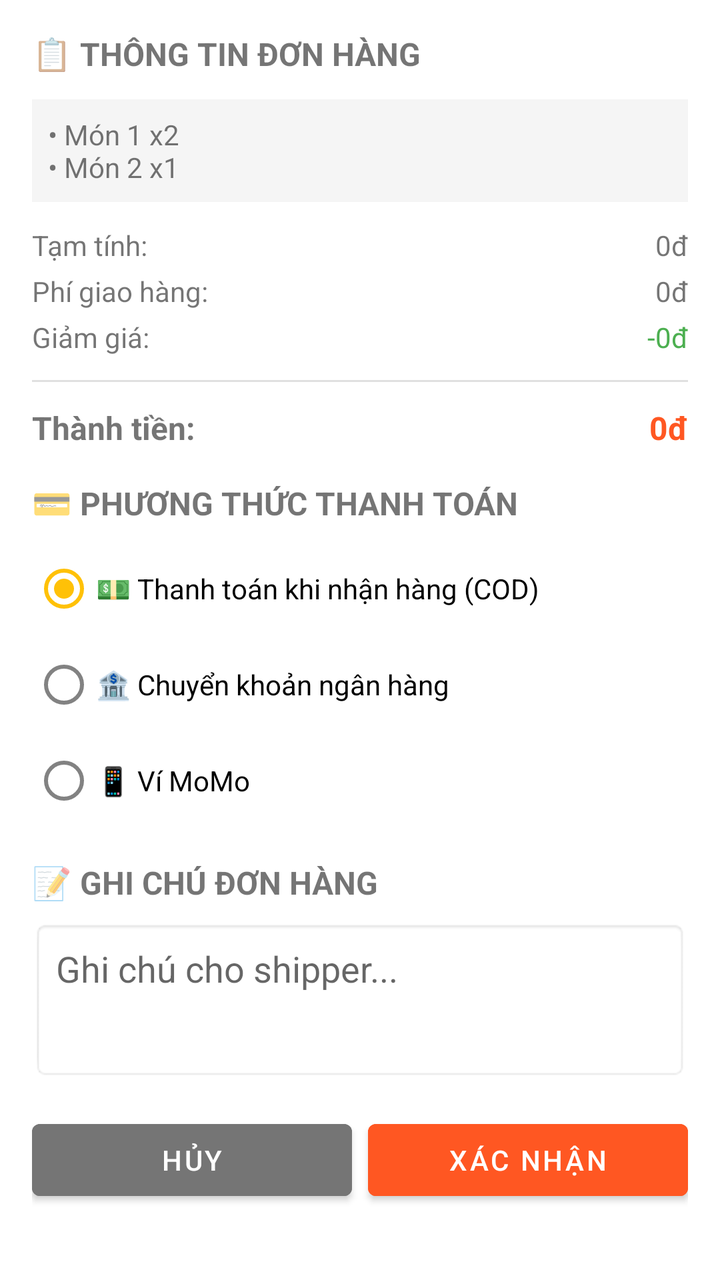
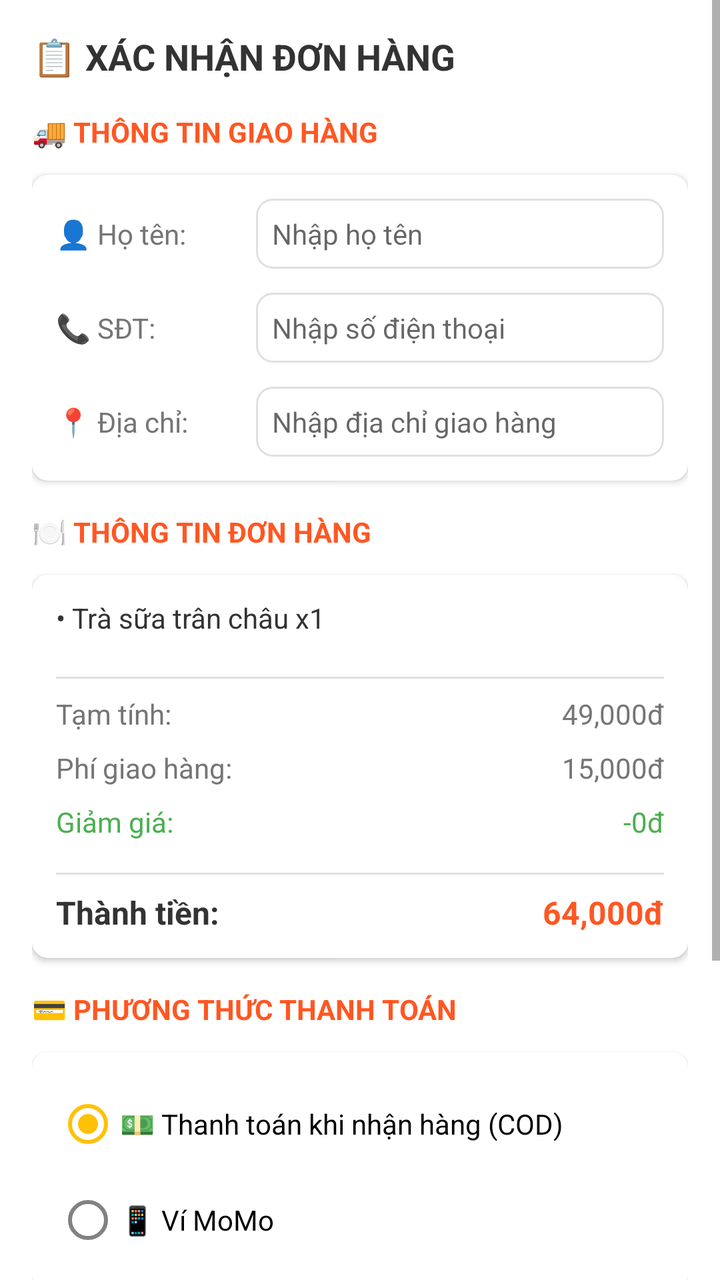

An Android layout rendered at two revisions. The XML below is the earlier revision; the diff shows what the commit changed to produce the second picture.
<!-- AndroidManifest.xml: application theme Theme.FoodOrder -->
<!-- res/layout/dialog_checkout.xml -->
<?xml version="1.0" encoding="utf-8"?>
<ScrollView xmlns:android="http://schemas.android.com/apk/res/android"
    android:layout_width="match_parent"
    android:layout_height="wrap_content">

    <LinearLayout
        android:layout_width="match_parent"
        android:layout_height="wrap_content"
        android:orientation="vertical"
        android:padding="16dp">

        <TextView
            android:layout_width="wrap_content"
            android:layout_height="wrap_content"
            android:text="📋 THÔNG TIN ĐƠN HÀNG"
            android:textSize="16sp"
            android:textStyle="bold"
            android:layout_marginBottom="12dp" />

        <TextView
            android:id="@+id/tvOrderItems"
            android:layout_width="match_parent"
            android:layout_height="wrap_content"
            android:text="• Món 1 x2\n• Món 2 x1"
            android:textSize="14sp"
            android:padding="8dp"
            android:background="#F5F5F5" />

        <LinearLayout
            android:layout_width="match_parent"
            android:layout_height="wrap_content"
            android:orientation="horizontal"
            android:layout_marginTop="12dp">

            <TextView
                android:layout_width="0dp"
                android:layout_weight="1"
                android:layout_height="wrap_content"
                android:text="Tạm tính:" />

            <TextView
                android:id="@+id/tvOrderSubtotal"
                android:layout_width="wrap_content"
                android:layout_height="wrap_content"
                android:text="0đ" />

        </LinearLayout>

        <LinearLayout
            android:layout_width="match_parent"
            android:layout_height="wrap_content"
            android:orientation="horizontal"
            android:layout_marginTop="4dp">

            <TextView
                android:layout_width="0dp"
                android:layout_weight="1"
                android:layout_height="wrap_content"
                android:text="Phí giao hàng:" />

            <TextView
                android:id="@+id/tvOrderDelivery"
                android:layout_width="wrap_content"
                android:layout_height="wrap_content"
                android:text="0đ" />

        </LinearLayout>

        <LinearLayout
            android:layout_width="match_parent"
            android:layout_height="wrap_content"
            android:orientation="horizontal"
            android:layout_marginTop="4dp">

            <TextView
                android:layout_width="0dp"
                android:layout_weight="1"
                android:layout_height="wrap_content"
                android:text="Giảm giá:" />

            <TextView
                android:id="@+id/tvOrderDiscount"
                android:layout_width="wrap_content"
                android:layout_height="wrap_content"
                android:text="-0đ"
                android:textColor="#4CAF50" />

        </LinearLayout>

        <View
            android:layout_width="match_parent"
            android:layout_height="1dp"
            android:background="#E0E0E0"
            android:layout_marginVertical="12dp" />

        <LinearLayout
            android:layout_width="match_parent"
            android:layout_height="wrap_content"
            android:orientation="horizontal">

            <TextView
                android:layout_width="0dp"
                android:layout_weight="1"
                android:layout_height="wrap_content"
                android:text="Thành tiền:"
                android:textSize="16sp"
                android:textStyle="bold" />

            <TextView
                android:id="@+id/tvOrderTotal"
                android:layout_width="wrap_content"
                android:layout_height="wrap_content"
                android:text="0đ"
                android:textSize="16sp"
                android:textStyle="bold"
                android:textColor="#FF5722" />

        </LinearLayout>

        <TextView
            android:layout_width="wrap_content"
            android:layout_height="wrap_content"
            android:text="💳 PHƯƠNG THỨC THANH TOÁN"
            android:textSize="16sp"
            android:textStyle="bold"
            android:layout_marginTop="16dp"
            android:layout_marginBottom="8dp" />

        <RadioGroup
            android:id="@+id/rgPayment"
            android:layout_width="match_parent"
            android:layout_height="wrap_content">

            <RadioButton
                android:id="@+id/rbCOD"
                android:layout_width="wrap_content"
                android:layout_height="wrap_content"
                android:text="💵 Thanh toán khi nhận hàng (COD)"
                android:checked="true" />

            <RadioButton
                android:id="@+id/rbBanking"
                android:layout_width="wrap_content"
                android:layout_height="wrap_content"
                android:text="🏦 Chuyển khoản ngân hàng" />

            <RadioButton
                android:id="@+id/rbMomo"
                android:layout_width="wrap_content"
                android:layout_height="wrap_content"
                android:text="📱 Ví MoMo" />

        </RadioGroup>

        <TextView
            android:layout_width="wrap_content"
            android:layout_height="wrap_content"
            android:text="📝 GHI CHÚ ĐƠN HÀNG"
            android:textSize="16sp"
            android:textStyle="bold"
            android:layout_marginTop="16dp"
            android:layout_marginBottom="8dp" />

        <EditText
            android:id="@+id/etOrderNote"
            android:layout_width="match_parent"
            android:layout_height="wrap_content"
            android:hint="Ghi chú cho shipper..."
            android:minHeight="80dp"
            android:gravity="top"
            android:padding="12dp"
            android:background="@android:drawable/editbox_background" />

        <LinearLayout
            android:layout_width="match_parent"
            android:layout_height="wrap_content"
            android:orientation="horizontal"
            android:layout_marginTop="16dp">

            <Button
                android:id="@+id/btnCancelOrder"
                android:layout_width="0dp"
                android:layout_weight="1"
                android:layout_height="48dp"
                android:text="Hủy"
                android:backgroundTint="#757575"
                android:layout_marginEnd="8dp" />

            <Button
                android:id="@+id/btnConfirmOrder"
                android:layout_width="0dp"
                android:layout_weight="1"
                android:layout_height="48dp"
                android:text="Xác nhận"
                android:backgroundTint="#FF5722" />

        </LinearLayout>

    </LinearLayout>

</ScrollView>
<!-- resources referenced by this layout -->
<resources>
  <style name="Theme.FoodOrder" parent="Theme.MaterialComponents.DayNight.NoActionBar">
          
          <item name="colorPrimary">@color/primary_color</item>
          <item name="colorPrimaryVariant">@color/primary_dark</item>
          <item name="colorOnPrimary">@color/white</item>
  
          
          <item name="colorSecondary">@color/accent</item>
          <item name="colorSecondaryVariant">@color/teal_700</item>
          <item name="colorOnSecondary">@color/black</item>
  
          
          <item name="android:windowBackground">@color/background</item>
  
          
          <item name="colorSurface">@color/surface</item>
          <item name="colorOnSurface">@color/text_primary</item>
          <item name="colorError">#FF0000</item>
      </style>
  <color name="primary_color">#FF5722</color>
  <color name="primary_dark">#E64A19</color>
  <color name="white">#FFFFFFFF</color>
  <color name="accent">#FFC107</color>
  <color name="teal_700">#FF018786</color>
  <color name="black">#FF000000</color>
  <color name="background">#FFFFFF</color>
  <color name="surface">#F5F5F5</color>
  <color name="text_primary">#212121</color>
</resources>

<!-- the commit's change to res/layout/dialog_checkout.xml (unified diff, before → after) -->
@@ -1,5 +1,6 @@
 <?xml version="1.0" encoding="utf-8"?>
 <ScrollView xmlns:android="http://schemas.android.com/apk/res/android"
+    xmlns:app="http://schemas.android.com/apk/res-auto"
     android:layout_width="match_parent"
     android:layout_height="wrap_content">
 
@@ -9,190 +10,375 @@
         android:orientation="vertical"
         android:padding="16dp">
 
-        <TextView
-            android:layout_width="wrap_content"
-            android:layout_height="wrap_content"
-            android:text="📋 THÔNG TIN ĐƠN HÀNG"
-            android:textSize="16sp"
-            android:textStyle="bold"
+        
+        <TextView
+            android:layout_width="wrap_content"
+            android:layout_height="wrap_content"
+            android:text="📋 XÁC NHẬN ĐƠN HÀNG"
+            android:textSize="18sp"
+            android:textStyle="bold"
+            android:textColor="#333333"
+            android:layout_marginBottom="16dp" />
+
+        
+        <TextView
+            android:layout_width="wrap_content"
+            android:layout_height="wrap_content"
+            android:text="🚚 THÔNG TIN GIAO HÀNG"
+            android:textSize="14sp"
+            android:textStyle="bold"
+            android:textColor="#FF5722"
             android:layout_marginBottom="12dp" />
 
-        <TextView
-            android:id="@+id/tvOrderItems"
-            android:layout_width="match_parent"
-            android:layout_height="wrap_content"
-            android:text="• Món 1 x2\n• Món 2 x1"
+        <androidx.cardview.widget.CardView
+            android:layout_width="match_parent"
+            android:layout_height="wrap_content"
+            app:cardCornerRadius="8dp"
+            app:cardElevation="2dp"
+            android:layout_marginBottom="16dp">
+
+            <LinearLayout
+                android:layout_width="match_parent"
+                android:layout_height="wrap_content"
+                android:orientation="vertical"
+                android:padding="12dp">
+
+                
+                <LinearLayout
+                    android:layout_width="match_parent"
+                    android:layout_height="wrap_content"
+                    android:orientation="horizontal"
+                    android:layout_marginBottom="12dp">
+
+                    <TextView
+                        android:layout_width="100dp"
+                        android:layout_height="wrap_content"
+                        android:text="👤 Họ tên:"
+                        android:textSize="14sp"
+                        android:textColor="#757575" />
+
+                    <EditText
+                        android:id="@+id/etDeliveryName"
+                        android:layout_width="0dp"
+                        android:layout_height="wrap_content"
+                        android:layout_weight="1"
+                        android:hint="Nhập họ tên"
+                        android:textSize="14sp"
+                        android:background="@drawable/bg_edittext_border"
+                        android:padding="8dp" />
+
+                </LinearLayout>
+
+                
+                <LinearLayout
+                    android:layout_width="match_parent"
+                    android:layout_height="wrap_content"
+                    android:orientation="horizontal"
+                    android:layout_marginBottom="12dp">
+
+                    <TextView
+                        android:layout_width="100dp"
+                        android:layout_height="wrap_content"
+                        android:text="📞 SĐT:"
+                        android:textSize="14sp"
+                        android:textColor="#757575" />
+
+                    <EditText
+                        android:id="@+id/etDeliveryPhone"
+                        android:layout_width="0dp"
+                        android:layout_height="wrap_content"
+                        android:layout_weight="1"
+                        android:hint="Nhập số điện thoại"
+                        android:textSize="14sp"
+                        android:inputType="phone"
+                        android:background="@drawable/bg_edittext_border"
+                        android:padding="8dp" />
+
+                </LinearLayout>
+
+                
+                <LinearLayout
+                    android:layout_width="match_parent"
+                    android:layout_height="wrap_content"
+                    android:orientation="horizontal">
+
+                    <TextView
+                        android:layout_width="100dp"
+                        android:layout_height="wrap_content"
+                        android:text="📍 Địa chỉ:"
+                        android:textSize="14sp"
+                        android:textColor="#757575" />
+
+                    <EditText
+                        android:id="@+id/etDeliveryAddress"
+                        android:layout_width="0dp"
+                        android:layout_height="wrap_content"
+                        android:layout_weight="1"
+                        android:hint="Nhập địa chỉ giao hàng"
+                        android:textSize="14sp"
+                        android:background="@drawable/bg_edittext_border"
+                        android:padding="8dp" />
+
+                </LinearLayout>
+
+            </LinearLayout>
+
+        </androidx.cardview.widget.CardView>
+
+        
+        <TextView
+            android:layout_width="wrap_content"
+            android:layout_height="wrap_content"
+            android:text="🍽️ THÔNG TIN ĐƠN HÀNG"
             android:textSize="14sp"
-            android:padding="8dp"
-            android:background="#F5F5F5" />
-
+            android:textStyle="bold"
+            android:textColor="#FF5722"
+            android:layout_marginBottom="12dp" />
+
+        <androidx.cardview.widget.CardView
+            android:layout_width="match_parent"
+            android:layout_height="wrap_content"
+            app:cardCornerRadius="8dp"
+            app:cardElevation="2dp"
+            android:layout_marginBottom="16dp">
+
+            <LinearLayout
+                android:layout_width="match_parent"
+                android:layout_height="wrap_content"
+                android:orientation="vertical"
+                android:padding="12dp">
+
+                
+                <TextView
+                    android:id="@+id/tvOrderItems"
+                    android:layout_width="wrap_content"
+                    android:layout_height="wrap_content"
+                    android:text="• Trà sữa trân châu x1"
+                    android:textSize="14sp"
+                    android:textColor="#333333"
+                    android:layout_marginBottom="12dp" />
+
+                <View
+                    android:layout_width="match_parent"
+                    android:layout_height="1dp"
+                    android:background="#E0E0E0"
+                    android:layout_marginVertical="8dp" />
+
+                
+                <LinearLayout
+                    android:layout_width="match_parent"
+                    android:layout_height="wrap_content"
+                    android:orientation="horizontal"
+                    android:layout_marginBottom="8dp">
+
+                    <TextView
+                        android:layout_width="0dp"
+                        android:layout_height="wrap_content"
+                        android:layout_weight="1"
+                        android:text="Tạm tính:"
+                        android:textSize="14sp"
+                        android:textColor="#757575" />
+
+                    <TextView
+                        android:id="@+id/tvOrderSubtotal"
+                        android:layout_width="wrap_content"
+                        android:layout_height="wrap_content"
+                        android:text="49,000đ"
+                        android:textSize="14sp"
+                        android:textColor="#757575" />
+
+                </LinearLayout>
+
+                
+                <LinearLayout
+                    android:layout_width="match_parent"
+                    android:layout_height="wrap_content"
+                    android:orientation="horizontal"
+                    android:layout_marginBottom="8dp">
+
+                    <TextView
+                        android:layout_width="0dp"
+                        android:layout_height="wrap_content"
+                        android:layout_weight="1"
+                        android:text="Phí giao hàng:"
+                        android:textSize="14sp"
+                        android:textColor="#757575" />
+
+                    <TextView
+                        android:id="@+id/tvOrderDelivery"
+                        android:layout_width="wrap_content"
+                        android:layout_height="wrap_content"
+                        android:text="15,000đ"
+                        android:textSize="14sp"
+                        android:textColor="#757575" />
+
+                </LinearLayout>
+
+                
+                <LinearLayout
+                    android:layout_width="match_parent"
+                    android:layout_height="wrap_content"
+                    android:orientation="horizontal"
+                    android:layout_marginBottom="8dp">
+
+                    <TextView
+                        android:layout_width="0dp"
+                        android:layout_height="wrap_content"
+                        android:layout_weight="1"
+                        android:text="Giảm giá:"
+                        android:textSize="14sp"
+                        android:textColor="#4CAF50" />
+
+                    <TextView
+                        android:id="@+id/tvOrderDiscount"
+                        android:layout_width="wrap_content"
+                        android:layout_height="wrap_content"
+                        android:text="-0đ"
+                        android:textSize="14sp"
+                        android:textColor="#4CAF50" />
+
+                </LinearLayout>
+
+                <View
+                    android:layout_width="match_parent"
+                    android:layout_height="1dp"
+                    android:background="#E0E0E0"
+                    android:layout_marginVertical="8dp" />
+
+                
+                <LinearLayout
+                    android:layout_width="match_parent"
+                    android:layout_height="wrap_content"
+                    android:orientation="horizontal">
+
+                    <TextView
+                        android:layout_width="0dp"
+                        android:layout_height="wrap_content"
+                        android:layout_weight="1"
+                        android:text="Thành tiền:"
+                        android:textSize="16sp"
+                        android:textStyle="bold"
+                        android:textColor="#333333" />
+
+                    <TextView
+                        android:id="@+id/tvOrderTotal"
+                        android:layout_width="wrap_content"
+                        android:layout_height="wrap_content"
+                        android:text="64,000đ"
+                        android:textSize="16sp"
+                        android:textStyle="bold"
+                        android:textColor="#FF5722" />
+
+                </LinearLayout>
+
+            </LinearLayout>
+
+        </androidx.cardview.widget.CardView>
+
+        
+        <TextView
+            android:layout_width="wrap_content"
+            android:layout_height="wrap_content"
+            android:text="💳 PHƯƠNG THỨC THANH TOÁN"
+            android:textSize="14sp"
+            android:textStyle="bold"
+            android:textColor="#FF5722"
+            android:layout_marginBottom="12dp" />
+
+        <androidx.cardview.widget.CardView
+            android:layout_width="match_parent"
+            android:layout_height="wrap_content"
+            app:cardCornerRadius="8dp"
+            app:cardElevation="2dp"
+            android:layout_marginBottom="16dp">
+
+            <RadioGroup
+                android:id="@+id/rgPayment"
+                android:layout_width="match_parent"
+                android:layout_height="wrap_content"
+                android:padding="12dp">
+
+                
+                <RadioButton
+                    android:id="@+id/rbCOD"
+                    android:layout_width="match_parent"
+                    android:layout_height="48dp"
+                    android:text="💵 Thanh toán khi nhận hàng (COD)"
+                    android:textSize="14sp"
+                    android:checked="true" />
+
+                <RadioButton
+                    android:id="@+id/rbMomo"
+                    android:layout_width="match_parent"
+                    android:layout_height="48dp"
+                    android:text="📱 Ví MoMo"
+                    android:textSize="14sp" />
+
+            </RadioGroup>
+
+        </androidx.cardview.widget.CardView>
+
+        
+        <TextView
+            android:layout_width="wrap_content"
+            android:layout_height="wrap_content"
+            android:text="📝 GHI CHÚ ĐƠN HÀNG"
+            android:textSize="14sp"
+            android:textStyle="bold"
+            android:textColor="#FF5722"
+            android:layout_marginBottom="12dp" />
+
+        <androidx.cardview.widget.CardView
+            android:layout_width="match_parent"
+            android:layout_height="wrap_content"
+            app:cardCornerRadius="8dp"
+            app:cardElevation="2dp"
+            android:layout_marginBottom="16dp">
+
+            <EditText
+                android:id="@+id/etOrderNote"
+                android:layout_width="match_parent"
+                android:layout_height="wrap_content"
+                android:hint="Ghi chú cho shipper..."
+                android:textSize="14sp"
+                android:minHeight="80dp"
+                android:gravity="top"
+                android:padding="12dp"
+                android:background="@android:color/transparent" />
+
+        </androidx.cardview.widget.CardView>
+
+        
         <LinearLayout
             android:layout_width="match_parent"
             android:layout_height="wrap_content"
-            android:orientation="horizontal"
-            android:layout_marginTop="12dp">
-
-            <TextView
-                android:layout_width="0dp"
-                android:layout_weight="1"
-                android:layout_height="wrap_content"
-                android:text="Tạm tính:" />
-
-            <TextView
-                android:id="@+id/tvOrderSubtotal"
-                android:layout_width="wrap_content"
-                android:layout_height="wrap_content"
-                android:text="0đ" />
-
-        </LinearLayout>
-
-        <LinearLayout
-            android:layout_width="match_parent"
-            android:layout_height="wrap_content"
-            android:orientation="horizontal"
-            android:layout_marginTop="4dp">
-
-            <TextView
-                android:layout_width="0dp"
-                android:layout_weight="1"
-                android:layout_height="wrap_content"
-                android:text="Phí giao hàng:" />
-
-            <TextView
-                android:id="@+id/tvOrderDelivery"
-                android:layout_width="wrap_content"
-                android:layout_height="wrap_content"
-                android:text="0đ" />
-
-        </LinearLayout>
-
-        <LinearLayout
-            android:layout_width="match_parent"
-            android:layout_height="wrap_content"
-            android:orientation="horizontal"
-            android:layout_marginTop="4dp">
-
-            <TextView
-                android:layout_width="0dp"
-                android:layout_weight="1"
-                android:layout_height="wrap_content"
-                android:text="Giảm giá:" />
-
-            <TextView
-                android:id="@+id/tvOrderDiscount"
-                android:layout_width="wrap_content"
-                android:layout_height="wrap_content"
-                android:text="-0đ"
-                android:textColor="#4CAF50" />
-
-        </LinearLayout>
-
-        <View
-            android:layout_width="match_parent"
-            android:layout_height="1dp"
-            android:background="#E0E0E0"
-            android:layout_marginVertical="12dp" />
-
-        <LinearLayout
-            android:layout_width="match_parent"
-            android:layout_height="wrap_content"
             android:orientation="horizontal">
-
-            <TextView
-                android:layout_width="0dp"
-                android:layout_weight="1"
-                android:layout_height="wrap_content"
-                android:text="Thành tiền:"
-                android:textSize="16sp"
-                android:textStyle="bold" />
-
-            <TextView
-                android:id="@+id/tvOrderTotal"
-                android:layout_width="wrap_content"
-                android:layout_height="wrap_content"
-                android:text="0đ"
-                android:textSize="16sp"
-                android:textStyle="bold"
-                android:textColor="#FF5722" />
-
-        </LinearLayout>
-
-        <TextView
-            android:layout_width="wrap_content"
-            android:layout_height="wrap_content"
-            android:text="💳 PHƯƠNG THỨC THANH TOÁN"
-            android:textSize="16sp"
-            android:textStyle="bold"
-            android:layout_marginTop="16dp"
-            android:layout_marginBottom="8dp" />
-
-        <RadioGroup
-            android:id="@+id/rgPayment"
-            android:layout_width="match_parent"
-            android:layout_height="wrap_content">
-
-            <RadioButton
-                android:id="@+id/rbCOD"
-                android:layout_width="wrap_content"
-                android:layout_height="wrap_content"
-                android:text="💵 Thanh toán khi nhận hàng (COD)"
-                android:checked="true" />
-
-            <RadioButton
-                android:id="@+id/rbBanking"
-                android:layout_width="wrap_content"
-                android:layout_height="wrap_content"
-                android:text="🏦 Chuyển khoản ngân hàng" />
-
-            <RadioButton
-                android:id="@+id/rbMomo"
-                android:layout_width="wrap_content"
-                android:layout_height="wrap_content"
-                android:text="📱 Ví MoMo" />
-
-        </RadioGroup>
-
-        <TextView
-            android:layout_width="wrap_content"
-            android:layout_height="wrap_content"
-            android:text="📝 GHI CHÚ ĐƠN HÀNG"
-            android:textSize="16sp"
-            android:textStyle="bold"
-            android:layout_marginTop="16dp"
-            android:layout_marginBottom="8dp" />
-
-        <EditText
-            android:id="@+id/etOrderNote"
-            android:layout_width="match_parent"
-            android:layout_height="wrap_content"
-            android:hint="Ghi chú cho shipper..."
-            android:minHeight="80dp"
-            android:gravity="top"
-            android:padding="12dp"
-            android:background="@android:drawable/editbox_background" />
-
-        <LinearLayout
-            android:layout_width="match_parent"
-            android:layout_height="wrap_content"
-            android:orientation="horizontal"
-            android:layout_marginTop="16dp">
 
             <Button
                 android:id="@+id/btnCancelOrder"
                 android:layout_width="0dp"
+                android:layout_height="48dp"
                 android:layout_weight="1"
-                android:layout_height="48dp"
-                android:text="Hủy"
-                android:backgroundTint="#757575"
-                android:layout_marginEnd="8dp" />
+                android:text="HỦY"
+                android:textSize="14sp"
+                android:textStyle="bold"
+                android:backgroundTint="#9E9E9E"
+                android:textColor="@android:color/white"
+                android:layout_marginEnd="8dp"
+                app:cornerRadius="8dp" />
 
             <Button
                 android:id="@+id/btnConfirmOrder"
                 android:layout_width="0dp"
+                android:layout_height="48dp"
                 android:layout_weight="1"
-                android:layout_height="48dp"
-                android:text="Xác nhận"
-                android:backgroundTint="#FF5722" />
+                android:text="XÁC NHẬN"
+                android:textSize="14sp"
+                android:textStyle="bold"
+                android:backgroundTint="#FF5722"
+                android:textColor="@android:color/white"
+                android:layout_marginStart="8dp"
+                app:cornerRadius="8dp" />
 
         </LinearLayout>
 
<!-- resource entries referenced after the edit -->
@@ -1,5 +1,19 @@
 <!-- resources referenced by this layout -->
 <resources>
+  <!-- drawable bg_edittext_border (drawable) -->
+  <?xml version="1.0" encoding="utf-8"?>
+  <shape xmlns:android="http://schemas.android.com/apk/res/android">
+      <solid android:color="#FFFFFF" />
+      <stroke
+          android:width="1dp"
+          android:color="#E0E0E0" />
+      <corners android:radius="8dp" />
+      <padding
+          android:left="12dp"
+          android:top="12dp"
+          android:right="12dp"
+          android:bottom="12dp" />
+  </shape>
   <style name="Theme.FoodOrder" parent="Theme.MaterialComponents.DayNight.NoActionBar">
           
           <item name="colorPrimary">@color/primary_color</item>
